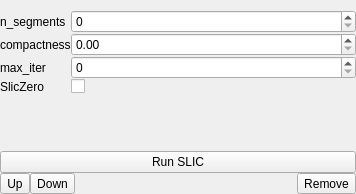
Above: ilastik/workflows/voxelSegmentation/slicViewerControls.ui from ilastik/ilastik before the change. Below: the same form after it.
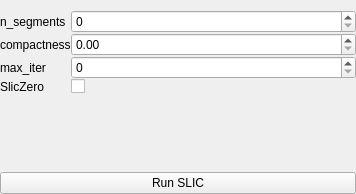
That is the form after the change. Icons and pictures are not drawn.

Commit message: removed unused buttons in slic gui

```diff
--- a/ilastik/workflows/voxelSegmentation/slicViewerControls.ui
+++ b/ilastik/workflows/voxelSegmentation/slicViewerControls.ui
@@ -87,65 +87,6 @@
      </property>
     </widget>
    </item>
-   <item>
-    <layout class="QHBoxLayout" name="horizontalLayout_4">
-     <item>
-      <widget class="QToolButton" name="UpButton">
-       <property name="toolTip">
-        <string>move layer up</string>
-       </property>
-       <property name="text">
-        <string>Up</string>
-       </property>
-       <property name="icon">
-        <iconset>
-         <normaloff>../shell/gui/icons/16x16/actions/go-up.png</normaloff>../shell/gui/icons/16x16/actions/go-up.png</iconset>
-       </property>
-      </widget>
-     </item>
-     <item>
-      <widget class="QToolButton" name="DownButton">
-       <property name="toolTip">
-        <string>move layer down</string>
-       </property>
-       <property name="text">
-        <string>Down</string>
-       </property>
-       <property name="icon">
-        <iconset>
-         <normaloff>../shell/gui/icons/16x16/actions/go-down.png</normaloff>../shell/gui/icons/16x16/actions/go-down.png</iconset>
-       </property>
-      </widget>
-     </item>
-     <item>
-      <spacer name="horizontalSpacer_3">
-       <property name="orientation">
-        <enum>Qt::Horizontal</enum>
-       </property>
-       <property name="sizeHint" stdset="0">
-        <size>
-         <width>40</width>
-         <height>20</height>
-        </size>
-       </property>
-      </spacer>
-     </item>
-     <item>
-      <widget class="QToolButton" name="SaveButton">
-       <property name="toolTip">
-        <string>save layer</string>
-       </property>
-       <property name="text">
-        <string>Remove</string>
-       </property>
-       <property name="icon">
-        <iconset>
-         <normaloff>../shell/gui/icons/16x16/actions/document-save.png</normaloff>../shell/gui/icons/16x16/actions/document-save.png</iconset>
-       </property>
-      </widget>
-     </item>
-    </layout>
-   </item>
   </layout>
  </widget>
  <resources/>
```
